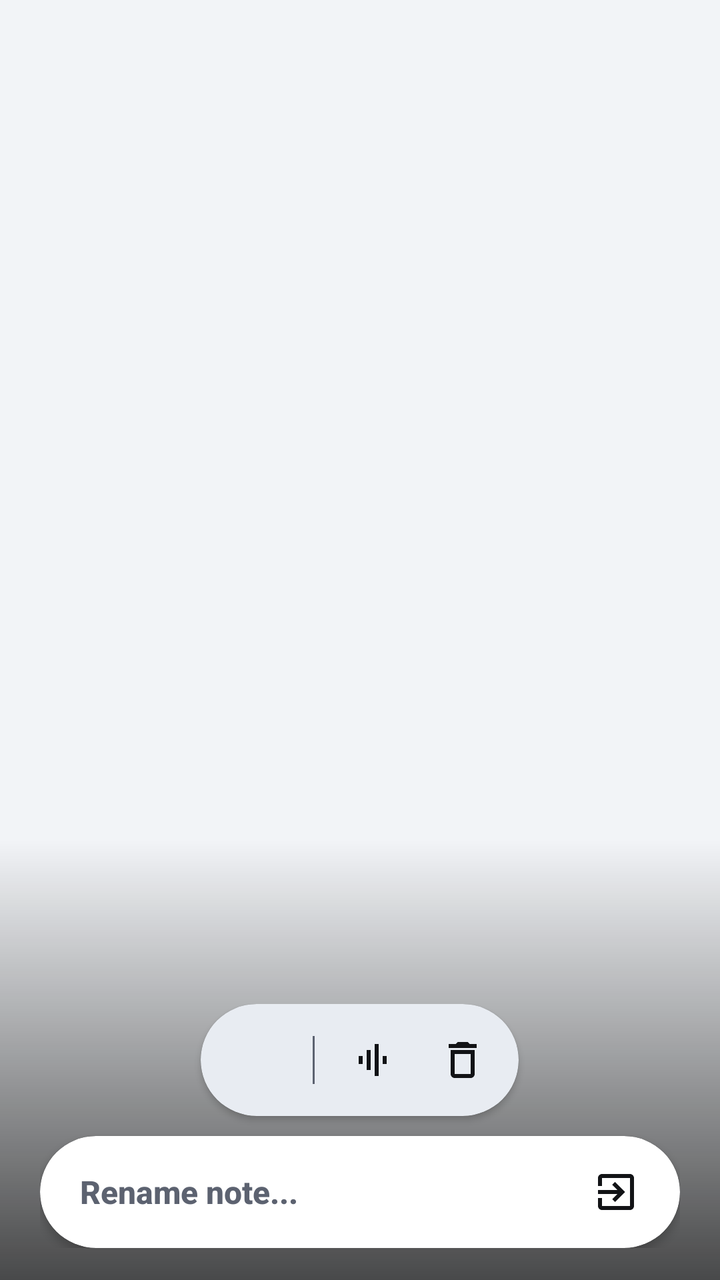
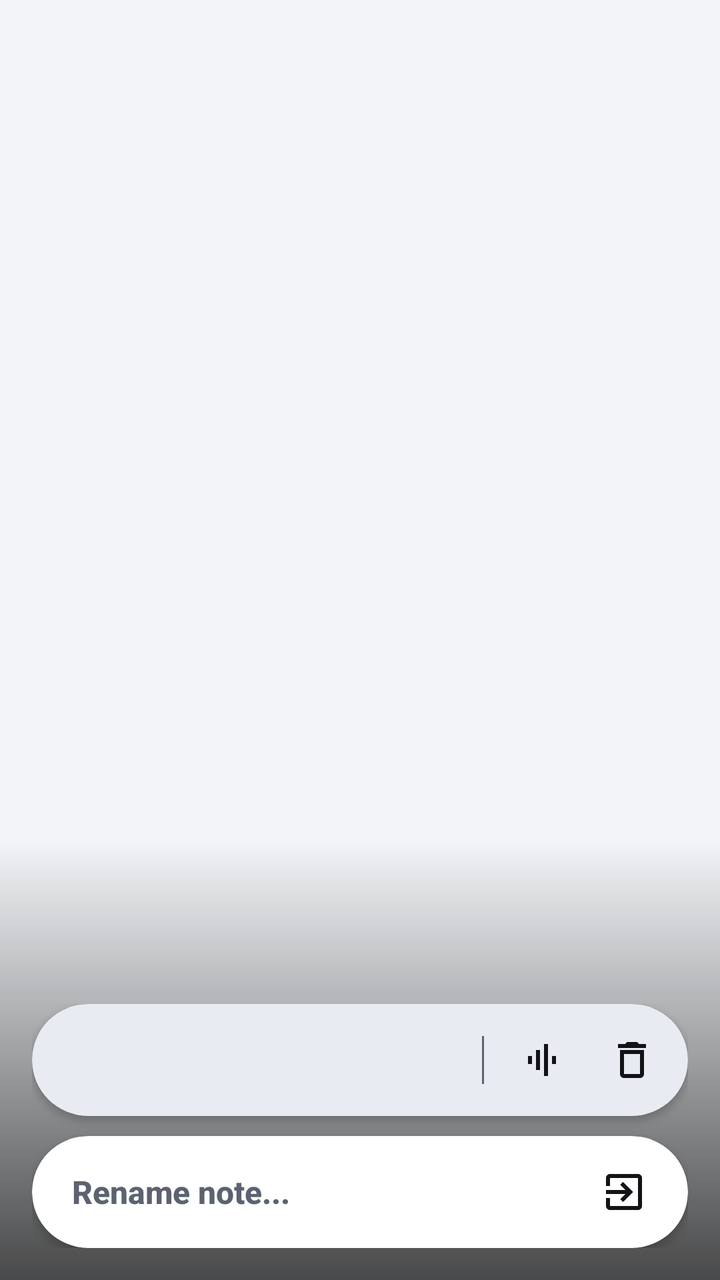

An Android layout rendered at two revisions. The XML below is the earlier revision; the diff shows what the commit changed to produce the second picture.
<!-- AndroidManifest.xml: application theme Theme.EssentialSpace -->
<!-- res/layout/dialog_fullscreen.xml -->
<?xml version="1.0" encoding="utf-8"?>
<RelativeLayout xmlns:android="http://schemas.android.com/apk/res/android"
    xmlns:app="http://schemas.android.com/apk/res-auto"
    android:layout_width="match_parent"
    android:layout_height="match_parent"
    android:background="?android:attr/colorBackground">

    
    <ImageView
        android:id="@+id/fsImage"
        android:layout_width="match_parent"
        android:layout_height="match_parent"
        android:scaleType="fitCenter"
        android:contentDescription="Fullscreen Screenshot View" />

    
    <View
        android:layout_width="match_parent"
        android:layout_height="220dp"
        android:layout_alignParentBottom="true"
        android:background="@drawable/bg_bottom_fade" />

    
    <LinearLayout
        android:id="@+id/fullscreenBottomStack"
        android:layout_width="match_parent"
        android:layout_height="wrap_content"
        android:layout_alignParentBottom="true"
        android:layout_marginHorizontal="20dp"
        android:layout_marginBottom="16dp"
        android:orientation="vertical"
        android:gravity="center_horizontal">

        
        <com.google.android.material.card.MaterialCardView
            android:id="@+id/bottomControls"
            android:layout_width="wrap_content"
            android:layout_height="56dp"
            android:layout_marginBottom="10dp"
            app:cardBackgroundColor="?attr/colorSurfaceVariant"
            app:strokeWidth="0dp"
            app:cardElevation="2dp"
            app:cardCornerRadius="100dp">

            <LinearLayout
                android:layout_width="wrap_content"
                android:layout_height="match_parent"
                android:gravity="center_vertical"
                android:orientation="horizontal"
                android:paddingHorizontal="6dp">

                
                <TextView
                    android:id="@+id/fsTag"
                    android:layout_width="wrap_content"
                    android:layout_height="match_parent"
                    android:layout_marginHorizontal="6dp"
                    android:paddingHorizontal="16dp"
                    android:gravity="center"
                    android:textColor="?android:attr/textColorPrimary"
                    android:textSize="15sp"
                    android:fontFamily="sans-serif-medium"
                    android:clickable="true"
                    android:focusable="true"
                    android:background="?attr/selectableItemBackground" />

                
                <View
                    android:layout_width="1dp"
                    android:layout_height="24dp"
                    android:background="?android:attr/textColorSecondary"
                    android:layout_marginHorizontal="6dp"/>

                
                <ImageButton
                    android:id="@+id/fsPlay"
                    android:layout_width="44dp"
                    android:layout_height="44dp"
                    android:background="?attr/selectableItemBackgroundBorderless"
                    android:src="@drawable/ic_voice_note"
                    android:contentDescription="Play Audio"
                    app:tint="?android:attr/textColorPrimary" />

                
                <ImageButton
                    android:id="@+id/fsDelete"
                    android:layout_width="44dp"
                    android:layout_height="44dp"
                    android:layout_marginStart="2dp"
                    android:background="?attr/selectableItemBackgroundBorderless"
                    android:src="@drawable/ic_delete"
                    android:contentDescription="Delete Memory"
                    app:tint="?android:attr/textColorPrimary" />
            </LinearLayout>
        </com.google.android.material.card.MaterialCardView>

        
        <com.google.android.material.card.MaterialCardView
            android:layout_width="match_parent"
            android:layout_height="56dp"
            app:cardBackgroundColor="?attr/colorSurface"
            app:strokeWidth="0dp"
            app:cardElevation="2dp"
            app:cardCornerRadius="28dp">

            <LinearLayout
                android:layout_width="match_parent"
                android:layout_height="match_parent"
                android:gravity="center_vertical"
                android:orientation="horizontal"
                android:paddingStart="20dp"
                android:paddingEnd="12dp">

                
                <EditText
                    android:id="@+id/fsTitle"
                    android:layout_width="0dp"
                    android:layout_height="match_parent"
                    android:layout_weight="1"
                    android:layout_marginEnd="8dp"
                    android:background="@null"
                    android:gravity="start|center_vertical"
                    android:imeOptions="actionDone"
                    android:inputType="text"
                    android:maxLines="1"
                    android:hint="Rename note..."
                    android:textColor="?android:attr/textColorPrimary"
                    android:textColorHint="?android:attr/textColorSecondary"
                    android:textSize="16sp"
                    android:fontFamily="sans-serif-medium"
                    android:textStyle="bold" />

                
                <ImageButton
                    android:id="@+id/fsClose"
                    android:layout_width="40dp"
                    android:layout_height="40dp"
                    android:background="?attr/selectableItemBackgroundBorderless"
                    android:src="@drawable/ic_exit_fullscreen"
                    android:contentDescription="Close View"
                    app:tint="?android:attr/textColorPrimary" />
            </LinearLayout>
        </com.google.android.material.card.MaterialCardView>

    </LinearLayout>

</RelativeLayout>
<!-- resources referenced by this layout -->
<resources>
  <!-- drawable bg_bottom_fade (drawable) -->
  <?xml version="1.0" encoding="utf-8"?>
  <shape xmlns:android="http://schemas.android.com/apk/res/android">
      <gradient
          android:angle="90"
          android:startColor="#B3000000"
          android:endColor="#00000000"
          android:type="linear" />
  </shape>
  <!-- drawable ic_delete (drawable) -->
  <vector xmlns:android="http://schemas.android.com/apk/res/android" android:height="24dp" android:viewportHeight="24" android:viewportWidth="24" android:width="24dp">
      <path android:fillColor="?android:attr/textColorPrimary" android:pathData="M6,19c0,1.1 0.9,2 2,2h8c1.1,0 2,-0.9 2,-2L18,7L6,7v12zM8,9h8v10L8,19L8,9zM15.5,4l-1,-1h-5l-1,1L5,4v2h14L19,4z"/>
  </vector>
  <!-- drawable ic_exit_fullscreen (drawable) -->
  <vector xmlns:android="http://schemas.android.com/apk/res/android"
      android:width="24dp" android:height="24dp"
      android:viewportWidth="24" android:viewportHeight="24">
      <path android:fillColor="?android:attr/textColorPrimary"
          android:pathData="M10.09,15.59L11.5,17l5,-5 -5,-5 -1.41,1.41L12.67,11H3v2h9.67l-2.58,2.59zM19,3H5c-1.11,0 -2,0.9 -2,2v4h2V5h14v14H5v-4H3v4c0,1.1 0.89,2 2,2h14c1.1,0 2,-0.9 2,-2V5c0,-1.1 -0.9,-2 -2,-2z"/>
  </vector>
  <!-- drawable ic_voice_note (drawable) -->
  <vector xmlns:android="http://schemas.android.com/apk/res/android"
      android:width="24dp" android:height="24dp"
      android:viewportWidth="24" android:viewportHeight="24">
      <path android:fillColor="?android:attr/textColorPrimary"
          android:pathData="M6,10v4h2v-4H6zM10,7v10h2V7h-2zM14,4v16h2V4h-2zM18,10v4h2v-4h-2z"/>
  </vector>
  <style name="Theme.EssentialSpace" parent="Theme.Material3.DayNight.NoActionBar">
          <item name="android:statusBarColor">@android:color/transparent</item>
          <item name="android:windowLightStatusBar">true</item>
  
          
          <item name="android:colorBackground">@color/m3_light_background</item>
          <item name="colorSurface">@color/m3_light_surface</item>
          <item name="colorSurfaceVariant">@color/m3_light_surface_container</item>
          <item name="colorSecondaryContainer">@color/m3_light_surface_container_high</item>
          <item name="android:windowBackground">@color/m3_light_background</item>
  
          
          <item name="android:textColorPrimary">@color/m3_light_on_surface</item>
          <item name="android:textColorSecondary">@color/m3_light_on_surface_variant</item>
          <item name="android:textColorTertiary">@android:color/transparent</item>
  
          <item name="elevationOverlayEnabled">false</item>
          
          <item name="android:fontFamily">sans-serif</item>
      </style>
  <color name="m3_light_background">#F2F4F7</color>
  <color name="m3_light_surface">#FFFFFF</color>
  <color name="m3_light_surface_container">#E8ECF2</color>
  <color name="m3_light_surface_container_high">#DDE3EC</color>
  <color name="m3_light_on_surface">#121316</color>
  <color name="m3_light_on_surface_variant">#5C6270</color>
</resources>

<!-- the commit's change to res/layout/dialog_fullscreen.xml (unified diff, before → after) -->
@@ -6,19 +6,40 @@
     android:background="?android:attr/colorBackground">
 
     
-    <ImageView
-        android:id="@+id/fsImage"
+    <com.google.android.material.card.MaterialCardView
+        android:id="@+id/screenshotWindowCard"
         android:layout_width="match_parent"
         android:layout_height="match_parent"
-        android:scaleType="fitCenter"
-        android:contentDescription="Fullscreen Screenshot View" />
+        android:layout_alignParentTop="true"
+        android:layout_above="@+id/fullscreenBottomStack"
+        android:layout_marginTop="48dp"
+        android:layout_marginHorizontal="16dp"
+        android:layout_marginBottom="12dp"
+        app:cardBackgroundColor="?attr/colorSurfaceVariant"
+        app:strokeWidth="0dp"
+        app:cardElevation="4dp"
+        app:cardCornerRadius="24dp"
+        android:visibility="gone">
+
+        <ImageView
+            android:id="@+id/fsImage"
+            android:layout_width="match_parent"
+            android:layout_height="match_parent"
+            android:scaleType="fitCenter"
+            android:contentDescription="Screenshot View"
+            android:clickable="true"
+            android:focusable="true"
+            android:foreground="?attr/selectableItemBackground" />
+    </com.google.android.material.card.MaterialCardView>
 
     
     <View
         android:layout_width="match_parent"
         android:layout_height="220dp"
         android:layout_alignParentBottom="true"
-        android:background="@drawable/bg_bottom_fade" />
+        android:background="@drawable/bg_bottom_fade"
+        android:clickable="false"
+        android:focusable="false" />
 
     
     <LinearLayout
@@ -26,7 +47,7 @@
         android:layout_width="match_parent"
         android:layout_height="wrap_content"
         android:layout_alignParentBottom="true"
-        android:layout_marginHorizontal="20dp"
+        android:layout_marginHorizontal="16dp"
         android:layout_marginBottom="16dp"
         android:orientation="vertical"
         android:gravity="center_horizontal">
@@ -34,7 +55,7 @@
         
         <com.google.android.material.card.MaterialCardView
             android:id="@+id/bottomControls"
-            android:layout_width="wrap_content"
+            android:layout_width="match_parent"
             android:layout_height="56dp"
             android:layout_marginBottom="10dp"
             app:cardBackgroundColor="?attr/colorSurfaceVariant"
@@ -43,7 +64,7 @@
             app:cardCornerRadius="100dp">
 
             <LinearLayout
-                android:layout_width="wrap_content"
+                android:layout_width="match_parent"
                 android:layout_height="match_parent"
                 android:gravity="center_vertical"
                 android:orientation="horizontal"
@@ -52,17 +73,20 @@
                 
                 <TextView
                     android:id="@+id/fsTag"
-                    android:layout_width="wrap_content"
-                    android:layout_height="match_parent"
+                    android:layout_width="0dp"
+                    android:layout_height="35dp"
                     android:layout_marginHorizontal="6dp"
-                    android:paddingHorizontal="16dp"
+                    android:layout_weight="1"
+                    android:background="?attr/selectableItemBackground"
+                    android:clickable="true"
+                    android:ellipsize="end"
+                    android:focusable="true"
+                    android:fontFamily="sans-serif-medium"
                     android:gravity="center"
+                    android:maxLines="1"
+                    android:paddingHorizontal="12dp"
                     android:textColor="?android:attr/textColorPrimary"
-                    android:textSize="15sp"
-                    android:fontFamily="sans-serif-medium"
-                    android:clickable="true"
-                    android:focusable="true"
-                    android:background="?attr/selectableItemBackground" />
+                    android:textSize="14sp" />
 
                 
                 <View
<!-- resource entries referenced after the edit -->
@@ -44,7 +44,6 @@
           <item name="android:textColorTertiary">@android:color/transparent</item>
   
           <item name="elevationOverlayEnabled">false</item>
-          
           <item name="android:fontFamily">sans-serif</item>
       </style>
   <color name="m3_light_background">#F2F4F7</color>
